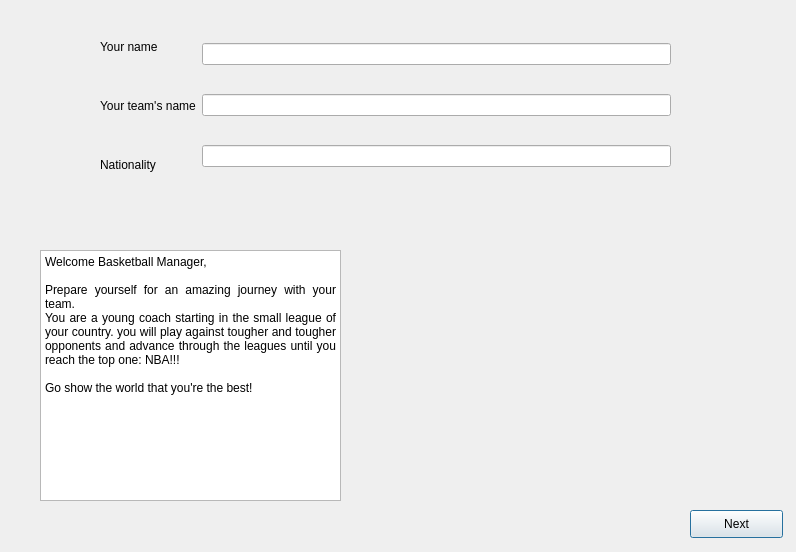
Above: BTM_Qt/startmenu.ui from skandermoalla/CSE201-Top5 before the change. Below: the same form after it.
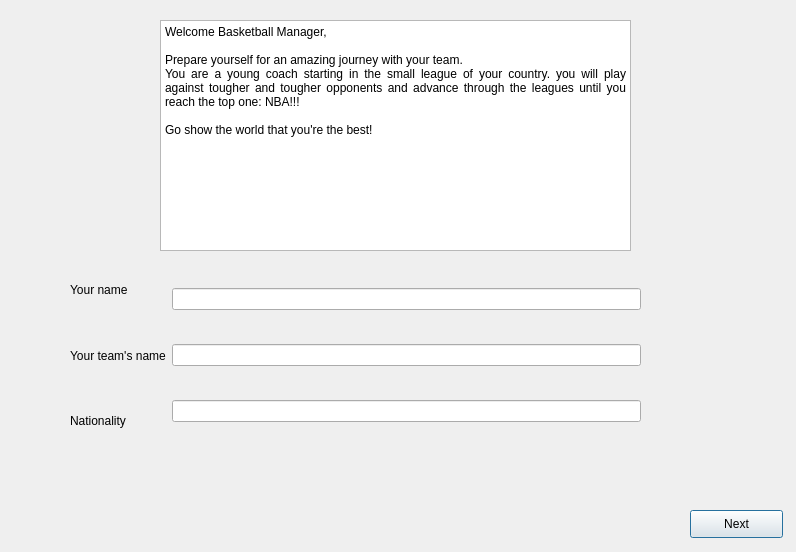
That is the form after the change.

The edit to the form file:
```diff
--- a/BTM_Qt/startmenu.ui
+++ b/BTM_Qt/startmenu.ui
@@ -13,28 +13,6 @@
   <property name="windowTitle">
    <string>Dialog</string>
   </property>
-  <widget class="QTextEdit" name="textEdit">
-   <property name="geometry">
-    <rect>
-     <x>40</x>
-     <y>250</y>
-     <width>301</width>
-     <height>251</height>
-    </rect>
-   </property>
-   <property name="html">
-    <string>&lt;!DOCTYPE HTML PUBLIC &quot;-//W3C//DTD HTML 4.0//EN&quot; &quot;http://www.w3.org/TR/REC-html40/strict.dtd&quot;&gt;
-&lt;html&gt;&lt;head&gt;&lt;meta name=&quot;qrichtext&quot; content=&quot;1&quot; /&gt;&lt;style type=&quot;text/css&quot;&gt;
-p, li { white-space: pre-wrap; }
-&lt;/style&gt;&lt;/head&gt;&lt;body style=&quot; font-family:'.SF NS Text'; font-size:13pt; font-weight:400; font-style:normal;&quot;&gt;
-&lt;p style=&quot; margin-top:0px; margin-bottom:0px; margin-left:0px; margin-right:0px; -qt-block-indent:0; text-indent:0px;&quot;&gt;&lt;span style=&quot; font-family:'MS Shell Dlg 2'; font-size:9pt; color:#000000;&quot;&gt;Welcome Basketball Manager,&lt;/span&gt;&lt;/p&gt;
-&lt;p style=&quot;-qt-paragraph-type:empty; margin-top:0px; margin-bottom:0px; margin-left:0px; margin-right:0px; -qt-block-indent:0; text-indent:0px; font-family:'MS Shell Dlg 2'; font-size:9pt; color:#ff0000;&quot;&gt;&lt;br /&gt;&lt;/p&gt;
-&lt;p align=&quot;justify&quot; style=&quot; margin-top:0px; margin-bottom:0px; margin-left:0px; margin-right:0px; -qt-block-indent:0; text-indent:0px;&quot;&gt;&lt;span style=&quot; font-family:'MS Shell Dlg 2'; font-size:9pt; color:#000000;&quot;&gt;Prepare yourself for an amazing journey with your team.&lt;/span&gt;&lt;/p&gt;
-&lt;p align=&quot;justify&quot; style=&quot; margin-top:0px; margin-bottom:0px; margin-left:0px; margin-right:0px; -qt-block-indent:0; text-indent:0px;&quot;&gt;&lt;span style=&quot; font-family:'MS Shell Dlg 2'; font-size:9pt; color:#000000;&quot;&gt;You are a young coach starting in the small league of your country. you will play against tougher and tougher opponents and advance through the leagues until you reach the top one: NBA!!!&lt;/span&gt;&lt;/p&gt;
-&lt;p style=&quot;-qt-paragraph-type:empty; margin-top:0px; margin-bottom:0px; margin-left:0px; margin-right:0px; -qt-block-indent:0; text-indent:0px; font-family:'MS Shell Dlg 2'; font-size:9pt; color:#ff0000;&quot;&gt;&lt;br /&gt;&lt;/p&gt;
-&lt;p style=&quot; margin-top:0px; margin-bottom:0px; margin-left:0px; margin-right:0px; -qt-block-indent:0; text-indent:0px;&quot;&gt;&lt;span style=&quot; font-family:'MS Shell Dlg 2'; font-size:9pt; color:#000000;&quot;&gt;Go show the world that you're the best! &lt;/span&gt;&lt;span style=&quot; font-family:'MS Shell Dlg 2'; font-size:9pt; color:#ff0000;&quot;&gt; &lt;/span&gt;&lt;/p&gt;&lt;/body&gt;&lt;/html&gt;</string>
-   </property>
-  </widget>
   <widget class="QPushButton" name="Next">
    <property name="geometry">
     <rect>
@@ -51,10 +29,10 @@
   <widget class="QWidget" name="layoutWidget">
    <property name="geometry">
     <rect>
-     <x>100</x>
-     <y>20</y>
+     <x>70</x>
+     <y>260</y>
      <width>571</width>
-     <height>171</height>
+     <height>191</height>
     </rect>
    </property>
    <layout class="QHBoxLayout" name="horizontalLayout">
@@ -98,6 +76,28 @@
     </item>
    </layout>
   </widget>
+  <widget class="QTextBrowser" name="textBrowser">
+   <property name="geometry">
+    <rect>
+     <x>160</x>
+     <y>20</y>
+     <width>471</width>
+     <height>231</height>
+    </rect>
+   </property>
+   <property name="html">
+    <string>&lt;!DOCTYPE HTML PUBLIC &quot;-//W3C//DTD HTML 4.0//EN&quot; &quot;http://www.w3.org/TR/REC-html40/strict.dtd&quot;&gt;
+&lt;html&gt;&lt;head&gt;&lt;meta name=&quot;qrichtext&quot; content=&quot;1&quot; /&gt;&lt;style type=&quot;text/css&quot;&gt;
+p, li { white-space: pre-wrap; }
+&lt;/style&gt;&lt;/head&gt;&lt;body style=&quot; font-family:'MS Shell Dlg 2'; font-size:8pt; font-weight:400; font-style:normal;&quot;&gt;
+&lt;p style=&quot; margin-top:0px; margin-bottom:0px; margin-left:0px; margin-right:0px; -qt-block-indent:0; text-indent:0px;&quot;&gt;&lt;span style=&quot; font-size:9pt; color:#000000;&quot;&gt;Welcome Basketball Manager,&lt;/span&gt;&lt;/p&gt;
+&lt;p style=&quot;-qt-paragraph-type:empty; margin-top:0px; margin-bottom:0px; margin-left:0px; margin-right:0px; -qt-block-indent:0; text-indent:0px; font-size:9pt; color:#ff0000;&quot;&gt;&lt;br /&gt;&lt;/p&gt;
+&lt;p align=&quot;justify&quot; style=&quot; margin-top:0px; margin-bottom:0px; margin-left:0px; margin-right:0px; -qt-block-indent:0; text-indent:0px;&quot;&gt;&lt;span style=&quot; font-size:9pt; color:#000000;&quot;&gt;Prepare yourself for an amazing journey with your team.&lt;/span&gt;&lt;/p&gt;
+&lt;p align=&quot;justify&quot; style=&quot; margin-top:0px; margin-bottom:0px; margin-left:0px; margin-right:0px; -qt-block-indent:0; text-indent:0px;&quot;&gt;&lt;span style=&quot; font-size:9pt; color:#000000;&quot;&gt;You are a young coach starting in the small league of your country. you will play against tougher and tougher opponents and advance through the leagues until you reach the top one: NBA!!!&lt;/span&gt;&lt;/p&gt;
+&lt;p style=&quot;-qt-paragraph-type:empty; margin-top:0px; margin-bottom:0px; margin-left:0px; margin-right:0px; -qt-block-indent:0; text-indent:0px; font-size:9pt; color:#ff0000;&quot;&gt;&lt;br /&gt;&lt;/p&gt;
+&lt;p style=&quot; margin-top:0px; margin-bottom:0px; margin-left:0px; margin-right:0px; -qt-block-indent:0; text-indent:0px;&quot;&gt;&lt;span style=&quot; font-size:9pt; color:#000000;&quot;&gt;Go show the world that you're the best! &lt;/span&gt;&lt;span style=&quot; font-size:9pt; color:#ff0000;&quot;&gt; &lt;/span&gt;&lt;/p&gt;&lt;/body&gt;&lt;/html&gt;</string>
+   </property>
+  </widget>
  </widget>
  <resources/>
  <connections/>
```
